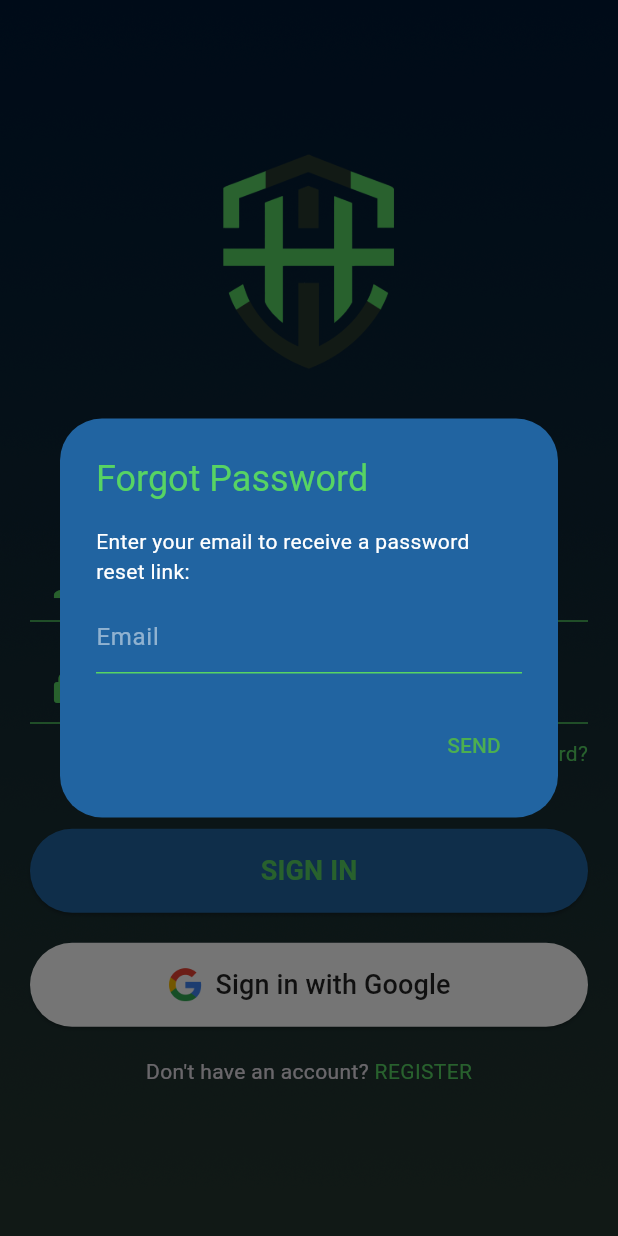
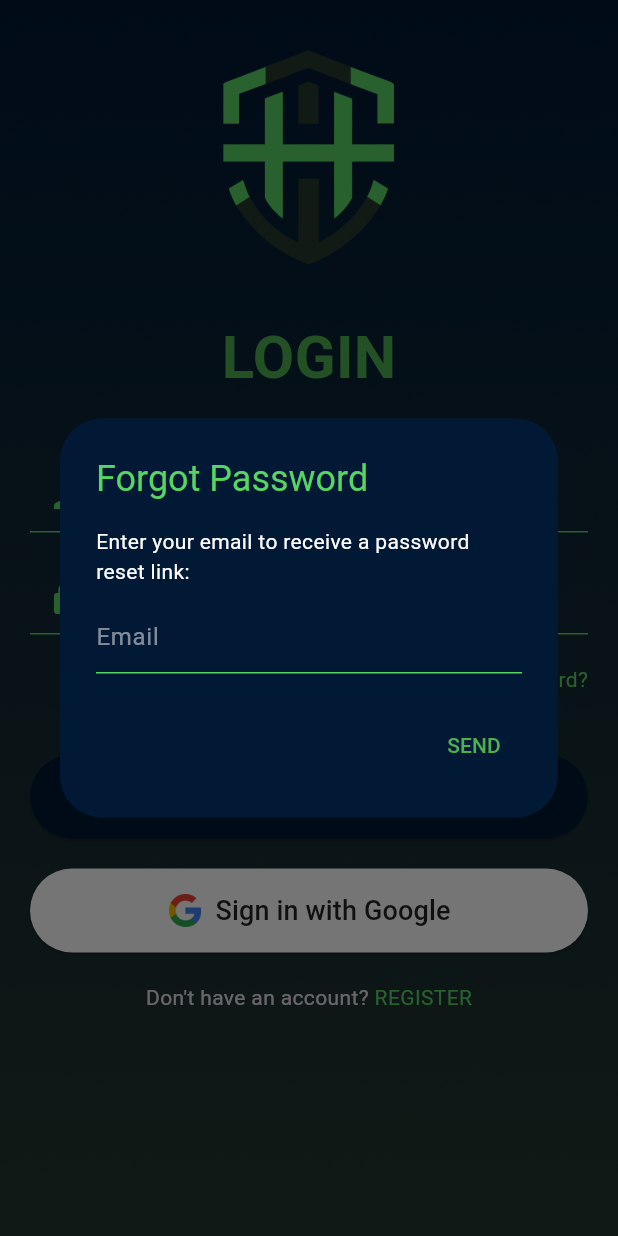
Before and after one commit to Luc4st1574/harkai, a Flutter app: the screen it shows after launch, after a tap on "Forgot Password?", on a phone screen of 412 x 824 dp. Run offline on Flutter 3.47's test engine with Material 3 defaults, Android fonts, the phone set to English and light mode, and no system bars; our stand-ins replace firebase_auth, firebase_core, fluttertoast, google_sign_in; accounts and stored records are empty; generated files the repository leaves out were written again.

Commit message:
add:overlapping problems fixed

```diff
--- a/lib/login.dart
+++ b/lib/login.dart
@@ -1,3 +1,5 @@
+// ignore_for_file: use_build_context_synchronously
+
 import 'package:flutter/material.dart';
 import 'package:firebase_auth/firebase_auth.dart';
 import 'package:google_sign_in/google_sign_in.dart';
@@ -8,11 +10,10 @@ class Login extends StatefulWidget {
   const Login({super.key});
 
   @override
-  // ignore: library_private_types_in_public_api
-  _LoginState createState() => _LoginState();
+  LoginState createState() => LoginState();
 }
 
-class _LoginState extends State<Login> {
+class LoginState extends State<Login> {
   final _emailController = TextEditingController();
   final _passwordController = TextEditingController();
 
@@ -39,18 +40,15 @@ class _LoginState extends State<Login> {
       await FirebaseAuth.instance.signInWithCredential(credential);
       if (!mounted) return;
 
-      // ignore: use_build_context_synchronously
       ScaffoldMessenger.of(context).showSnackBar(
         const SnackBar(content: Text('Google Sign-In successful!')),
       );
-      // Navigate to home screen or another action
+
       Navigator.pushReplacement(
-        // ignore: use_build_context_synchronously
         context,
         MaterialPageRoute(builder: (context) => const Home()),
       );
     } catch (e) {
-      // ignore: use_build_context_synchronously
       ScaffoldMessenger.of(context).showSnackBar(
         SnackBar(content: Text('Failed to sign in with Google: $e')),
       );
@@ -64,7 +62,7 @@ class _LoginState extends State<Login> {
       context: context,
       builder: (BuildContext context) {
         return AlertDialog(
-          backgroundColor: const Color(0xFF2164A1),
+          backgroundColor: const Color(0xFF011935),
           title: const Text(
             'Forgot Password',
             style: TextStyle(color: Color(0xFF57D463)),
@@ -103,14 +101,11 @@ class _LoginState extends State<Login> {
                   );
                   if (!mounted) return;
 
-                  // ignore: use_build_context_synchronously
                   Navigator.of(context).pop();
-                  // ignore: use_build_context_synchronously
                   ScaffoldMessenger.of(context).showSnackBar(
                     const SnackBar(content: Text('Password reset email sent.')),
                   );
                 } catch (e) {
-                  // ignore: use_build_context_synchronously
                   ScaffoldMessenger.of(context).showSnackBar(
                     SnackBar(content: Text('Error: $e')),
                   );
@@ -138,7 +133,6 @@ class _LoginState extends State<Login> {
       return;
     }
 
-    // Perform the login logic here, using FirebaseAuth or any other method
     ScaffoldMessenger.of(context).showSnackBar(
       const SnackBar(content: Text('Logging in...')),
     );
@@ -157,12 +151,13 @@ class _LoginState extends State<Login> {
           _buildBackgroundImage(),
           SafeArea(
             child: Padding(
-              padding: const EdgeInsets.all(20.0),
+              padding: const EdgeInsets.symmetric(horizontal: 20.0, vertical: 30.0), // Increased vertical padding
+              child: SingleChildScrollView( // Allow scrolling if content overflows
                 child: Column(
                   mainAxisAlignment: MainAxisAlignment.center,
                   children: [
                     _buildLogo(),
-                  const SizedBox(height: 20),
+                    const SizedBox(height: 30), // Increased space
                     const Text(
                       'LOGIN',
                       style: TextStyle(
@@ -184,7 +179,7 @@ class _LoginState extends State<Login> {
                       icon: Icons.lock,
                       obscureText: true,
                     ),
-                  const SizedBox(height: 10),
+                    const SizedBox(height: 20), // Increased space
                     _buildForgotPassword(context),
                     const SizedBox(height: 40),
                     _buildSignInButton(context),
@@ -193,6 +188,7 @@ class _LoginState extends State<Login> {
                     const SizedBox(height: 20),
                     _buildRegisterLink(context),
                   ],
+                ),
               ),
             ),
           ),
@@ -239,7 +235,7 @@ class _LoginState extends State<Login> {
       child: ElevatedButton(
         onPressed: () => _handleLogin(context),
         style: ElevatedButton.styleFrom(
-          backgroundColor: const Color(0xFF2164A1),
+          backgroundColor: const Color(0xFF011935),
           padding: const EdgeInsets.symmetric(vertical: 15),
           shape: RoundedRectangleBorder(
             borderRadius: BorderRadius.circular(30),
```
Lines whose indentation alone changed are shown as unchanged.
